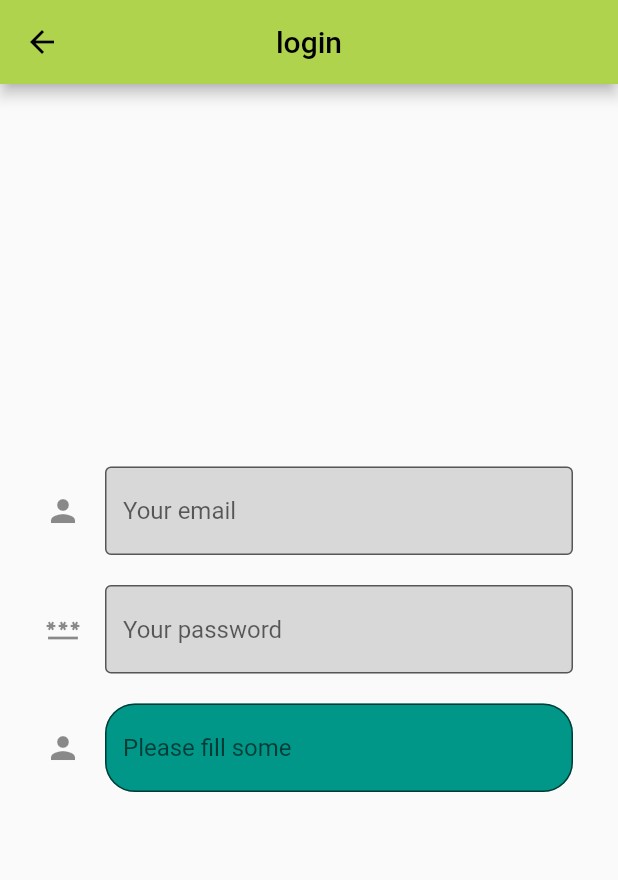
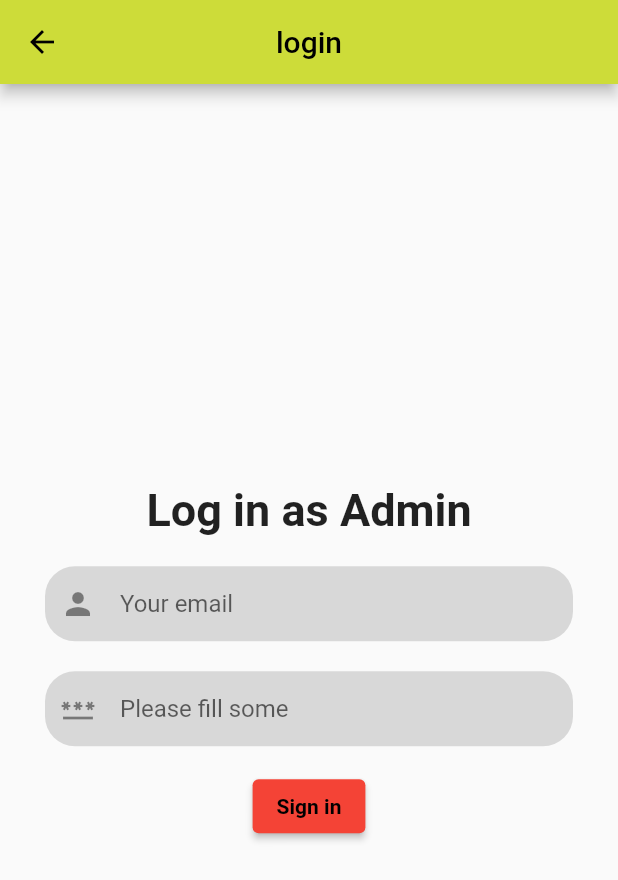
Before and after one commit to nichapap/docpost, a Flutter app: the screen it shows after launch, after a tap on the "add alert" icon, on a phone screen of 412 x 824 dp. Shown: the top 880 px of the screen. Run offline on Flutter 3.47's test engine with Material 2 defaults, Android fonts, the phone set to English and light mode, and no system bars.

Commit message:
Add login button

```diff
--- a/lib/login_box.dart
+++ b/lib/login_box.dart
@@ -14,15 +14,20 @@ class LoginTextField extends StatelessWidget {
   final String hint;
   @override
   Widget build(BuildContext context) {
-    return SizedBox(
+    return Container(
+      padding: const EdgeInsets.only(left: 10),
+      alignment: Alignment.center,
+      decoration: BoxDecoration(
+        color: color,
+        borderRadius: BorderRadius.circular(20),
+      ),
       height: height,
       child: TextField(
+        autocorrect: false,
+        enableSuggestions: false,
         decoration: InputDecoration(
-          border: const OutlineInputBorder(
-              borderRadius: BorderRadius.all(Radius.circular(20))),
+          border: InputBorder.none,
           icon: icon,
-          fillColor: color,
-          filled: true,
           hintText: hint,
         ),
       ),
--- /dev/null
+++ b/lib/login_button.dart
@@ -0,0 +1,30 @@
+import 'package:flutter/material.dart';
+
+class SignInButton extends StatelessWidget {
+  const SignInButton({
+    Key? key,
+    this.color = Colors.red,
+    this.height = 20,
+  }) : super(key: key);
+  final Color color;
+  final double height;
+  @override
+  Widget build(BuildContext context) {
+    return Container(
+      height: height,
+      alignment: Alignment.center,
+      child: ElevatedButton(
+        style: ElevatedButton.styleFrom(
+          primary: color,
+        ),
+        onPressed: () {},
+        child: const Text(
+          'Sign in',
+          style: TextStyle(
+            fontWeight: FontWeight.bold,
+          ),
+        ),
+      ),
+    );
+  }
+}
--- a/lib/login_page.dart
+++ b/lib/login_page.dart
@@ -1,4 +1,5 @@
 import 'package:docpost/login_box.dart';
+import 'package:docpost/login_button.dart';
 import 'package:docpost/main.dart';
 import 'package:flutter/material.dart';
 
@@ -13,47 +14,41 @@ class LoginPage extends StatelessWidget {
       appBar: AppBar(
         centerTitle: true,
         title: Text(title),
-        backgroundColor: const Color.fromARGB(255, 175, 211, 76),
+        // backgroundColor: const Color.fromARGB(255, 175, 211, 76),
       ),
       body: Container(
         margin: const EdgeInsets.all(30),
         child: Column(
           mainAxisAlignment: MainAxisAlignment.center,
           children: const [
-            TextField(
-              decoration: InputDecoration(
-                border: OutlineInputBorder(),
-                icon: Icon(Icons.person),
-                fillColor: Color.fromARGB(221, 211, 211, 211),
-                filled: true,
-                hintText: 'Your email',
-              ),
-            ),
-            SizedBox(
-              height: 20,
-            ),
-            TextField(
-              decoration: InputDecoration(
-                border: OutlineInputBorder(),
-                icon: Icon(Icons.password),
-                fillColor: Color.fromARGB(221, 211, 211, 211),
-                filled: true,
-                hintText: 'Your password',
+            Text(
+              'Log in as Admin',
+              style: TextStyle(
+                fontSize: 30,
+                fontWeight: FontWeight.bold,
               ),
             ),
             SizedBox(
               height: 20,
             ),
             LoginTextField(
-              height: 100,
               icon: Icon(Icons.person),
-              color: Colors.teal,
-            )
-            // ElevatedButton(
-            //   onPressed: () {
-            //     Navigator.pop(context,);
-            //   child: Text("Login"),
-            // ),
+              color: Color.fromARGB(221, 211, 211, 211),
+              hint: 'Your email',
+            ),
+            SizedBox(
+              height: 20,
+            ),
+            LoginTextField(
+              icon: Icon(Icons.password),
+              color: Color.fromARGB(221, 211, 211, 211),
+            ),
+            SizedBox(
+              height: 20,
+            ),
+            SignInButton(
+              height: 40,
+            ),
           ],
         ),
       ),
```
